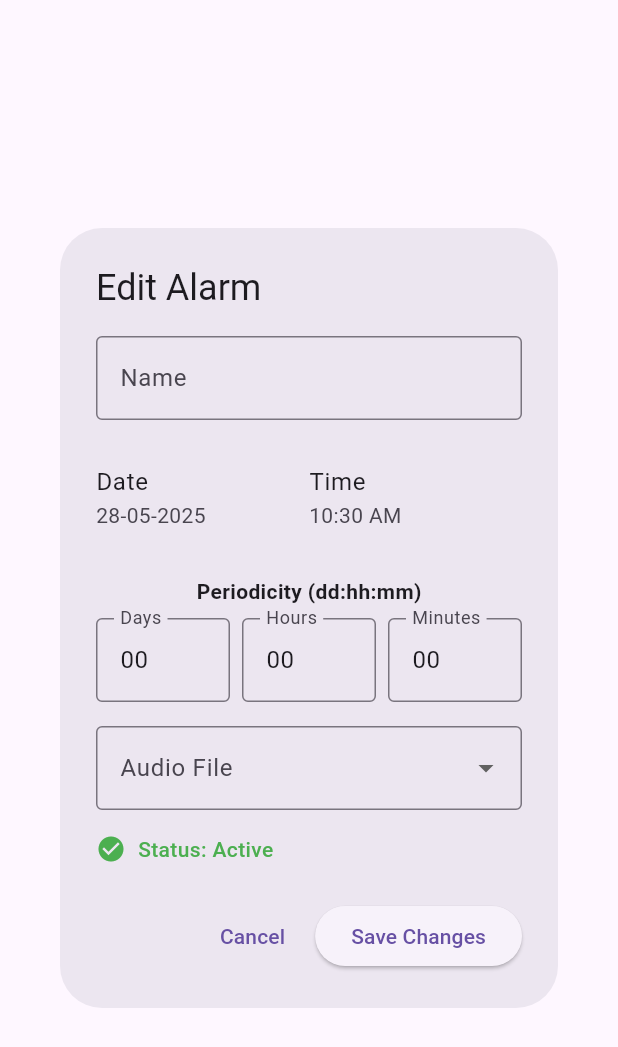
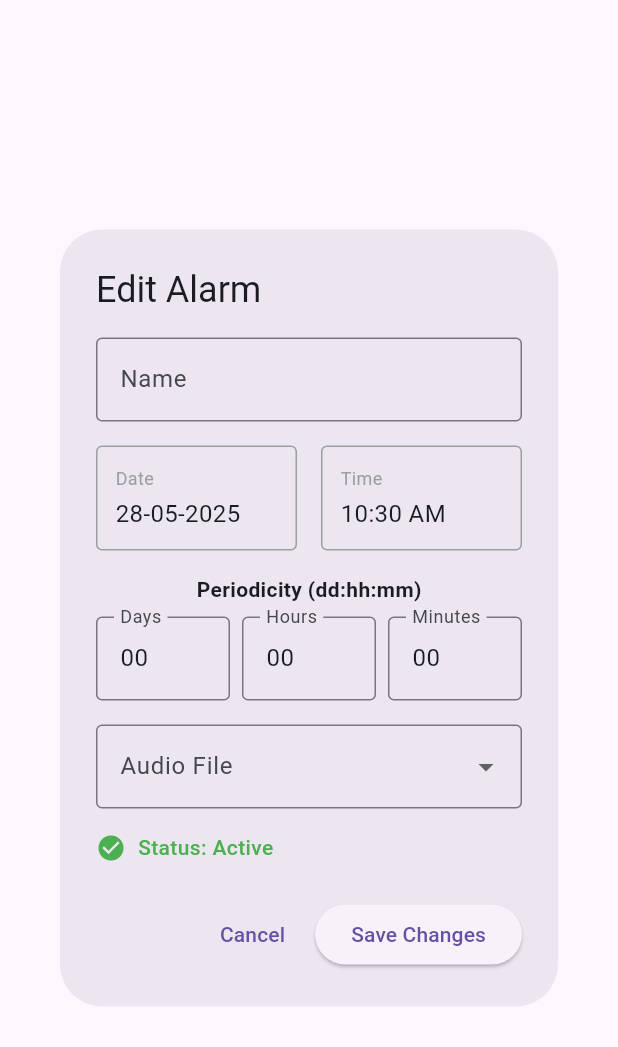
Before and after one commit to Archanciel/alarm_manager, a Flutter app: the EditAlarmDialog widget shown alone on an empty page, opened directly with empty values, on a phone screen of 412 x 824 dp. Shown: the top 1047 px of the screen. Run offline on Flutter 3.47's test engine with Material 3 defaults, Android fonts, the phone set to English and light mode, and no system bars; our stand-ins replace audioplayers, flutter_local_notifications, logger, permission_handler, shared_preferences, timezone; missing offline and left inert: android_alarm_manager_plus; accounts and stored records are empty.

Commit message:
fixed date edition incapacity

```diff
--- a/lib/views/edit_alarm_dialog.dart
+++ b/lib/views/edit_alarm_dialog.dart
@@ -87,19 +87,64 @@ class _EditAlarmDialogState extends State<EditAlarmDialog> {
                 Row(
                   children: [
                     Expanded(
-                      child: ListTile(
-                        title: const Text('Date'),
-                        subtitle: Text(_formatDate(_selectedDate)),
+                      child: InkWell(
                         onTap: _selectDate,
-                        contentPadding: EdgeInsets.zero,
+                        borderRadius: BorderRadius.circular(4),
+                        child: Container(
+                          padding: const EdgeInsets.all(12),
+                          decoration: BoxDecoration(
+                            border: Border.all(color: Colors.grey),
+                            borderRadius: BorderRadius.circular(4),
+                          ),
+                          child: Column(
+                            crossAxisAlignment: CrossAxisAlignment.start,
+                            children: [
+                              const Text(
+                                'Date',
+                                style: TextStyle(
+                                  fontSize: 12,
+                                  color: Colors.grey,
+                                ),
+                              ),
+                              const SizedBox(height: 4),
+                              Text(
+                                _formatDate(_selectedDate),
+                                style: const TextStyle(fontSize: 16),
+                              ),
+                            ],
+                          ),
+                        ),
                       ),
                     ),
+                    const SizedBox(width: 16),
                     Expanded(
-                      child: ListTile(
-                        title: const Text('Time'),
-                        subtitle: Text(_selectedTime.format(context)),
+                      child: InkWell(
                         onTap: _selectTime,
-                        contentPadding: EdgeInsets.zero,
+                        borderRadius: BorderRadius.circular(4),
+                        child: Container(
+                          padding: const EdgeInsets.all(12),
+                          decoration: BoxDecoration(
+                            border: Border.all(color: Colors.grey),
+                            borderRadius: BorderRadius.circular(4),
+                          ),
+                          child: Column(
+                            crossAxisAlignment: CrossAxisAlignment.start,
+                            children: [
+                              const Text(
+                                'Time',
+                                style: TextStyle(
+                                  fontSize: 12,
+                                  color: Colors.grey,
+                                ),
+                              ),
+                              const SizedBox(height: 4),
+                              Text(
+                                _selectedTime.format(context),
+                                style: const TextStyle(fontSize: 16),
+                              ),
+                            ],
+                          ),
+                        ),
                       ),
                     ),
                   ],
@@ -226,30 +271,40 @@ class _EditAlarmDialogState extends State<EditAlarmDialog> {
   }
 
   Future<void> _selectDate() async {
+    _logger.i('Date selector tapped');
+
     final date = await showDatePicker(
       context: context,
       initialDate: _selectedDate,
-      firstDate: DateTime.now(),
+      firstDate: DateTime.now().subtract(const Duration(days: 1)), // Allow today
       lastDate: DateTime.now().add(const Duration(days: 365)),
     );
 
     if (date != null) {
+      _logger.i('New date selected: $date');
       setState(() {
         _selectedDate = date;
       });
+    } else {
+      _logger.i('Date selection cancelled');
     }
   }
 
   Future<void> _selectTime() async {
+    _logger.i('Time selector tapped');
+
     final time = await showTimePicker(
       context: context,
       initialTime: _selectedTime,
     );
 
     if (time != null) {
+      _logger.i('New time selected: $time');
       setState(() {
         _selectedTime = time;
       });
+    } else {
+      _logger.i('Time selection cancelled');
     }
   }
 
```
